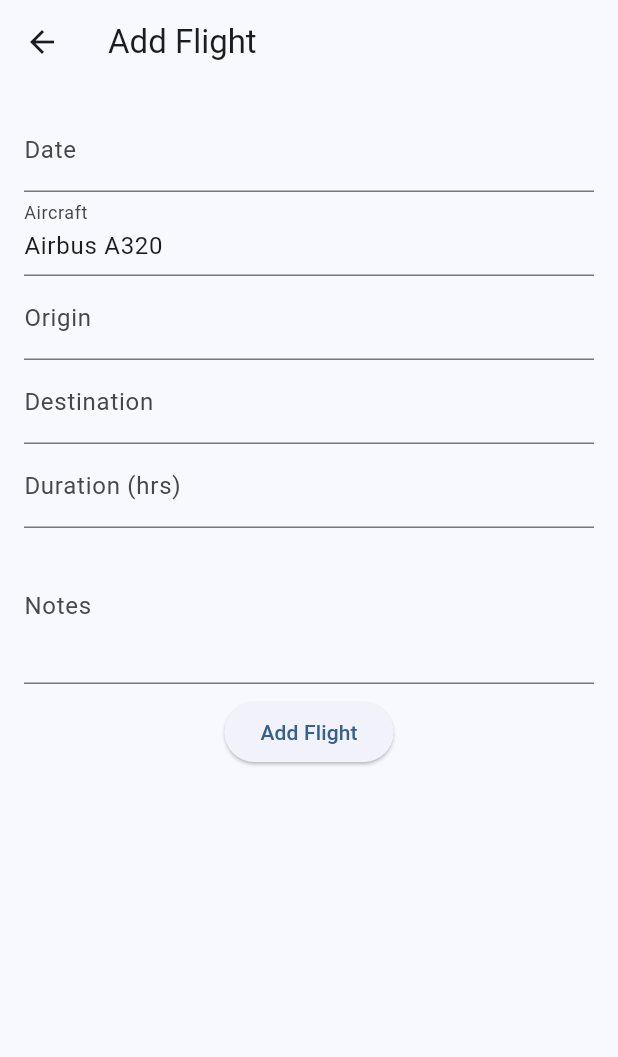
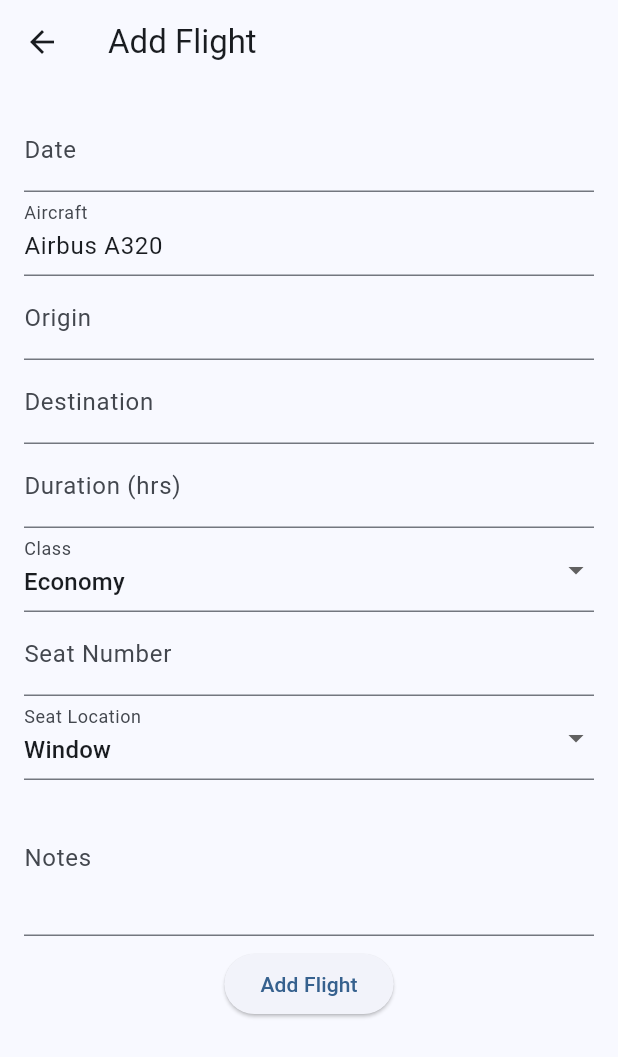
Before and after one commit to Myoxsis/SkyBook, a Flutter app: the AddFlightScreen screen opened directly, on a phone screen of 412 x 824 dp. Shown: the top 1057 px of the screen. Run offline on Flutter 3.47's test engine with Material 3 defaults, Android fonts, the phone set to English and light mode, and no system bars; our stand-ins replace flutter_map, latlong2, shared_preferences; accounts and stored records are empty.

Commit message:
Use dropdown for flight class

```diff
--- a/lib/models/flight.dart
+++ b/lib/models/flight.dart
@@ -7,6 +7,9 @@ class Flight {
   final String notes;
   final String origin;
   final String destination;
+  final String travelClass;
+  final String seatNumber;
+  final String seatLocation;
   final bool isFavorite;
 
   Flight({
@@ -18,6 +21,9 @@ class Flight {
     required this.notes,
     required this.origin,
     required this.destination,
+    required this.travelClass,
+    required this.seatNumber,
+    required this.seatLocation,
     this.isFavorite = false,
   });
 
@@ -31,6 +37,9 @@ class Flight {
       'notes': notes,
       'origin': origin,
       'destination': destination,
+      'travelClass': travelClass,
+      'seatNumber': seatNumber,
+      'seatLocation': seatLocation,
       'isFavorite': isFavorite,
     };
   }
@@ -45,6 +54,9 @@ class Flight {
       notes: map['notes'] as String? ?? '',
       origin: map['origin'] as String? ?? '',
       destination: map['destination'] as String? ?? '',
+      travelClass: map['travelClass'] as String? ?? '',
+      seatNumber: map['seatNumber'] as String? ?? '',
+      seatLocation: map['seatLocation'] as String? ?? '',
       isFavorite: map['isFavorite'] as bool? ?? false,
     );
   }
--- a/lib/screens/add_flight_screen.dart
+++ b/lib/screens/add_flight_screen.dart
@@ -21,6 +21,9 @@ class _AddFlightScreenState extends State<AddFlightScreen> {
   final _originController = TextEditingController();
   final _destinationController = TextEditingController();
   final _aircraftController = TextEditingController();
+  final _seatNumberController = TextEditingController();
+  String _travelClass = 'Economy';
+  String _seatLocation = 'Window';
 
   Aircraft? _selectedAircraft;
 
@@ -36,6 +39,9 @@ class _AddFlightScreenState extends State<AddFlightScreen> {
       _notesController.text = flight.notes;
       _originController.text = flight.origin;
       _destinationController.text = flight.destination;
+      _travelClass = flight.travelClass.isNotEmpty ? flight.travelClass : 'Economy';
+      _seatNumberController.text = flight.seatNumber;
+      _seatLocation = flight.seatLocation.isNotEmpty ? flight.seatLocation : 'Window';
     } else {
       _selectedAircraft = aircrafts.first;
       _aircraftController.text = _selectedAircraft!.display;
@@ -75,6 +81,9 @@ class _AddFlightScreenState extends State<AddFlightScreen> {
       notes: _notesController.text,
       origin: _originController.text,
       destination: _destinationController.text,
+      travelClass: _travelClass,
+      seatNumber: _seatNumberController.text,
+      seatLocation: _seatLocation,
       isFavorite: widget.flight?.isFavorite ?? false,
     );
     Navigator.of(context).pop(flight);
@@ -192,6 +201,43 @@ class _AddFlightScreenState extends State<AddFlightScreen> {
               keyboardType: TextInputType.number,
               decoration: const InputDecoration(labelText: 'Duration (hrs)'),
             ),
+            DropdownButtonFormField<String>(
+              value: _travelClass,
+              decoration: const InputDecoration(labelText: 'Class'),
+              items: const [
+                DropdownMenuItem(value: 'Economy', child: Text('Economy')),
+                DropdownMenuItem(value: 'Premium', child: Text('Premium')),
+                DropdownMenuItem(value: 'Business', child: Text('Business')),
+                DropdownMenuItem(value: 'First', child: Text('First')),
+              ],
+              onChanged: (value) {
+                if (value != null) {
+                  setState(() {
+                    _travelClass = value;
+                  });
+                }
+              },
+            ),
+            TextField(
+              controller: _seatNumberController,
+              decoration: const InputDecoration(labelText: 'Seat Number'),
+            ),
+            DropdownButtonFormField<String>(
+              value: _seatLocation,
+              decoration: const InputDecoration(labelText: 'Seat Location'),
+              items: const [
+                DropdownMenuItem(value: 'Window', child: Text('Window')),
+                DropdownMenuItem(value: 'Middle', child: Text('Middle')),
+                DropdownMenuItem(value: 'Aisle', child: Text('Aisle')),
+              ],
+              onChanged: (value) {
+                if (value != null) {
+                  setState(() {
+                    _seatLocation = value;
+                  });
+                }
+              },
+            ),
             TextField(
               controller: _notesController,
               decoration: const InputDecoration(labelText: 'Notes'),
--- a/lib/screens/flight_screen.dart
+++ b/lib/screens/flight_screen.dart
@@ -84,6 +84,9 @@ class _FlightScreenState extends State<FlightScreen> {
       destination: flight.destination,
       duration: flight.duration,
       notes: flight.notes,
+      travelClass: flight.travelClass,
+      seatNumber: flight.seatNumber,
+      seatLocation: flight.seatLocation,
       isFavorite: !flight.isFavorite,
     );
     widget.flightsNotifier.value = list;
```
Also changed, not shown: lib/widgets/flight_tile.dart (+15 -0 lines).
